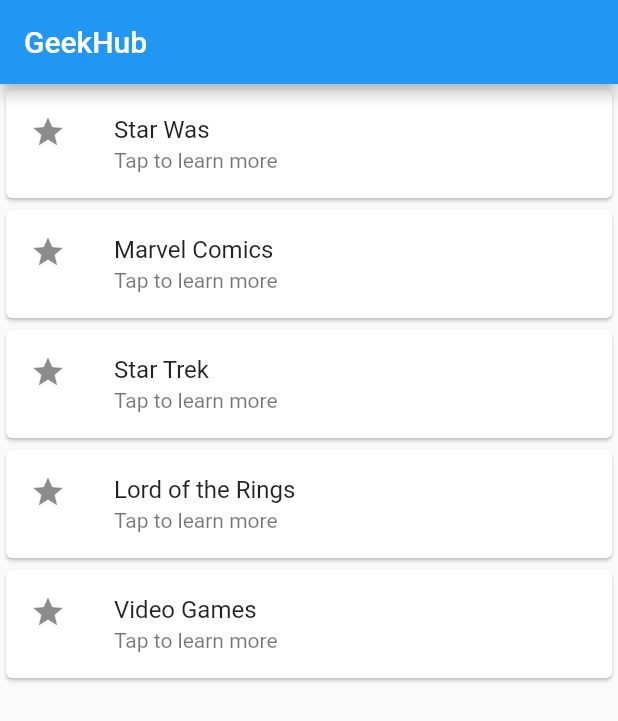
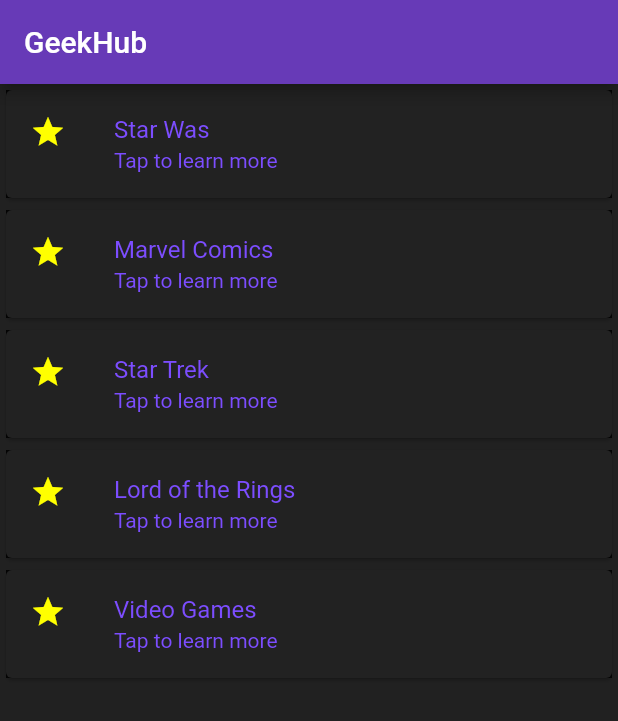
Before and after one commit to mauroPh/geekhub, a Flutter app: the screen it shows after launch, on a phone screen of 412 x 824 dp. Shown: the top 721 px of the screen. Run offline on Flutter 3.47's test engine with Material 2 defaults, Android fonts, the phone set to English and light mode, and no system bars.

Commit message:
testando cores e estilos

```diff
--- a/lib/main.dart
+++ b/lib/main.dart
@@ -13,7 +13,7 @@
     return MaterialApp(
         title: 'GeekHub',
         theme: ThemeData(
-          primarySwatch: Colors.blue,
+          primarySwatch: Colors.deepPurple,
         ),
         home: GeekHubHomePage());
   }
--- a/lib/views/geekhub_view.dart
+++ b/lib/views/geekhub_view.dart
@@ -16,11 +16,17 @@
         appBar: AppBar(
           title: const Text('GeekHub'),
         ),
-      body: ListView.builder(
+        body: Container(
+          color: Colors.black87,
+          child: ListView.builder(
             itemCount: geekTopics.length,
             itemBuilder: (context, index) {
               return Card(
                 child: ListTile(
+                  hoverColor: Colors.yellowAccent,
+                  tileColor: Colors.black87,
+                  textColor: Colors.deepPurpleAccent,
+                  iconColor: Colors.yellowAccent,
                   leading: const Icon(Icons.star),
                   title: Text(geekTopics[index]),
                   subtitle: const Text('Tap to learn more'),
@@ -47,6 +53,6 @@
               );
             },
           ),
-    );
+        ));
   }
 }
```
Lines whose indentation alone changed are shown as unchanged.
